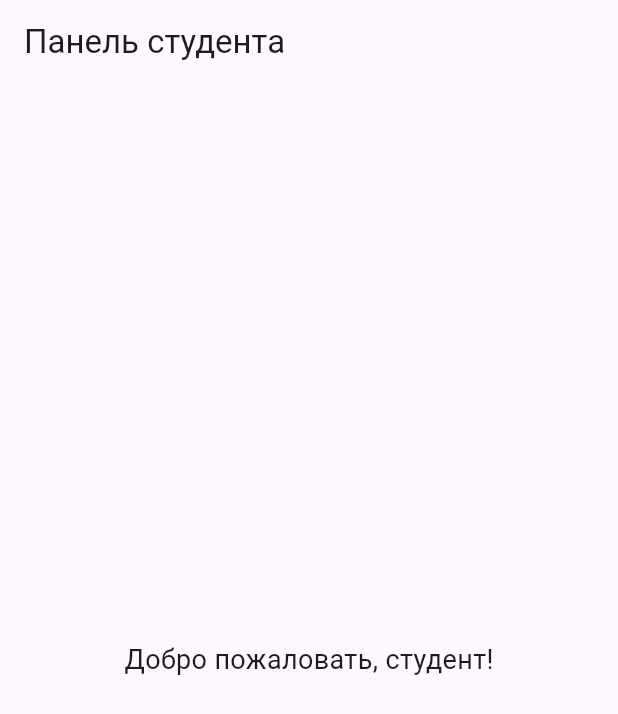
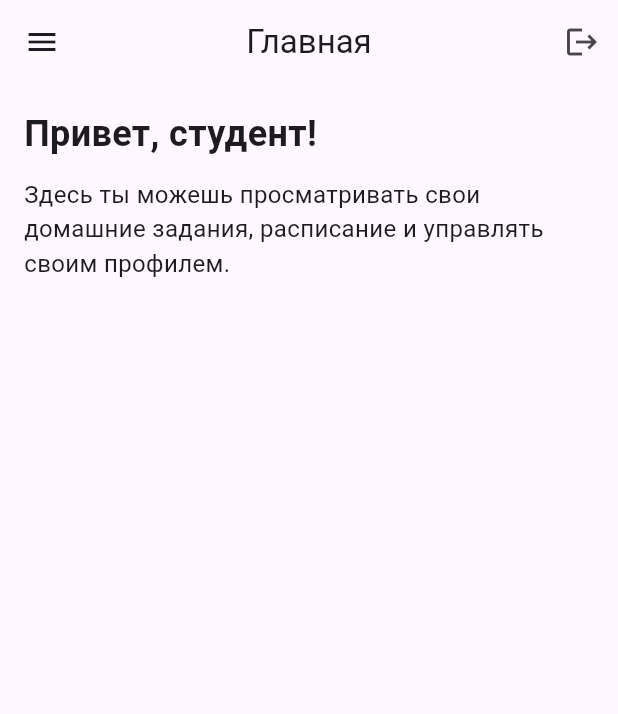
Before and after one commit to DaniilTooZir/EduTrack, a Flutter app: the StudentHomeScreen screen opened by its route, on a phone screen of 412 x 824 dp. Shown: the top 714 px of the screen. Run offline on Flutter 3.47's test engine with Material 3 defaults, Android fonts, the phone set to English and light mode, and no system bars; our stand-ins replace flutter_dotenv, go_router, shared_preferences, supabase_flutter; accounts and stored records are empty.

Commit message:
Добвлен начальный экран студента и профиль студента

```diff
--- a/lib/ui/screens/student/student_home_screen.dart
+++ b/lib/ui/screens/student/student_home_screen.dart
@@ -1,20 +1,125 @@
 import 'package:flutter/material.dart';
+import 'package:go_router/go_router.dart';
+import 'package:provider/provider.dart';
+import 'package:edu_track/data/services/session_service.dart';
+import 'package:edu_track/providers/user_provider.dart';
+import 'package:edu_track/ui/screens/student/student_profile_screen.dart';
 
-class StudentHomeScreen extends StatelessWidget {
+class StudentHomeScreen extends StatefulWidget {
   const StudentHomeScreen({super.key});
 
   @override
+  State<StudentHomeScreen> createState() => _StudentHomeScreenState();
+}
+
+class _StudentHomeScreenState extends State<StudentHomeScreen> {
+  int _selectedIndex = 0;
+
+  final List<String> _titles = [
+    'Главная',
+    'Домашние задания',
+    'Расписание',
+    'Профиль',
+  ];
+
+  @override
   Widget build(BuildContext context) {
+    final userProvider = Provider.of<UserProvider>(context, listen: false);
+    Widget bodyContent;
+    switch (_selectedIndex) {
+      case 0:
+        bodyContent = _buildDashboard();
+        break;
+      case 1:
+        bodyContent = const Center(
+          child: Text('Домашние задания (в разработке)'),
+        );
+        break;
+      case 2:
+        bodyContent = const Center(child: Text('Расписание (в разработке)'));
+        break;
+      case 3:
+        bodyContent = const StudentProfileScreen();
+        break;
+      default:
+        bodyContent = const SizedBox.shrink();
+    }
     return Scaffold(
       appBar: AppBar(
-        title: const Text('Панель студента'),
+        title: Text(_titles[_selectedIndex]),
+        centerTitle: true,
+        actions: [
+          IconButton(
+            icon: const Icon(Icons.logout),
+            tooltip: 'Выйти',
+            onPressed: () async {
+              await SessionService.clearSession();
+              userProvider.clearUser();
+              context.go('/');
+            },
+          ),
+        ],
       ),
-      body: const Center(
-        child: Text(
-          'Добро пожаловать, студент!',
-          style: TextStyle(fontSize: 18),
+      drawer: Drawer(
+        child: ListView(
+          padding: EdgeInsets.zero,
+          children: [
+            const DrawerHeader(
+              decoration: BoxDecoration(color: Color.fromRGBO(69, 49, 144, 1)),
+              child: Text(
+                'Меню студента',
+                style: TextStyle(color: Colors.white, fontSize: 20),
+              ),
+            ),
+            _buildDrawerItem(Icons.dashboard, 'Главная', 0),
+            _buildDrawerItem(Icons.assignment, 'Домашние задания', 1),
+            _buildDrawerItem(Icons.schedule, 'Расписание', 2),
+            _buildDrawerItem(Icons.person, 'Профиль', 3),
+          ],
         ),
       ),
+      body: Padding(padding: const EdgeInsets.all(16.0), child: bodyContent),
+    );
+  }
+
+  Widget _buildDrawerItem(IconData icon, String title, int index) {
+    final selected = _selectedIndex == index;
+    return ListTile(
+      leading: Icon(
+        icon,
+        color: selected ? const Color.fromRGBO(69, 49, 144, 1) : null,
+      ),
+      title: Text(
+        title,
+        style: TextStyle(
+          color: selected ? const Color.fromRGBO(69, 49, 144, 1) : null,
+          fontWeight: selected ? FontWeight.bold : FontWeight.normal,
+        ),
+      ),
+      selected: selected,
+      onTap: () {
+        setState(() {
+          _selectedIndex = index;
+        });
+        Navigator.of(context).pop();
+      },
+    );
+  }
+
+  Widget _buildDashboard() {
+    return Column(
+      crossAxisAlignment: CrossAxisAlignment.start,
+      children: const [
+        Text(
+          'Привет, студент!',
+          style: TextStyle(fontSize: 24, fontWeight: FontWeight.bold),
+        ),
+        SizedBox(height: 12),
+        Text(
+          'Здесь ты можешь просматривать свои домашние задания, расписание и управлять своим профилем.',
+          style: TextStyle(fontSize: 16),
+        ),
+      ],
     );
   }
 }
```
Also changed, not shown: lib/data/services/student_service.dart (added, +39 -0 lines), lib/ui/screens/student/student_profile_screen.dart (added, +276 -0 lines).
